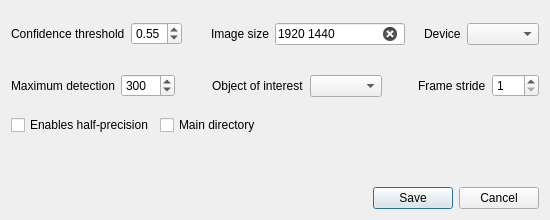
Old version of the form ui/ModelParameters.ui in the repository stangandaho/declas.
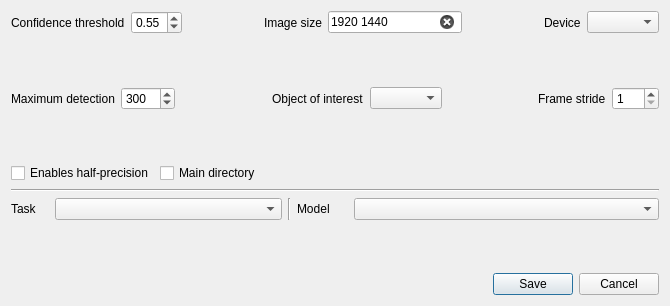
New version of the form.

Commit message: Add models and Batch detection

Patch:
```diff
--- a/ui/ModelParameters.ui
+++ b/ui/ModelParameters.ui
@@ -9,8 +9,8 @@
    <rect>
     <x>0</x>
     <y>0</y>
-    <width>550</width>
-    <height>220</height>
+    <width>670</width>
+    <height>306</height>
    </rect>
   </property>
   <property name="minimumSize">
@@ -32,144 +32,9 @@
    <bool>false</bool>
   </property>
   <layout class="QGridLayout" name="gridLayout">
-   <item row="8" column="0" colspan="2">
-    <widget class="QCheckBox" name="yolo_half">
-     <property name="text">
-      <string>Enables half-precision</string>
-     </property>
-    </widget>
-   </item>
-   <item row="2" column="0" rowspan="2" colspan="3">
-    <layout class="QHBoxLayout" name="horizontalLayout_8">
+   <item row="0" column="0">
+    <layout class="QVBoxLayout" name="verticalLayout">
      <item>
-      <layout class="QHBoxLayout" name="horizontalLayout">
-       <item>
-        <widget class="QLabel" name="yolo_device_2">
-         <property name="toolTip">
-          <string>&lt;html&gt;&lt;head/&gt;&lt;body&gt;&lt;p&gt;&lt;span style=&quot; font-family:'Roboto','-apple-system','BlinkMacSystemFont','Helvetica','Arial','sans-serif'; color:#000000; background-color:rgba(240,241,244,0.031373);&quot;&gt;Maximum number of detections allowed per image&lt;/span&gt;&lt;/p&gt;&lt;/body&gt;&lt;/html&gt;</string>
-         </property>
-         <property name="text">
-          <string>Maximum detection</string>
-         </property>
-        </widget>
-       </item>
-       <item>
-        <widget class="QSpinBox" name="yolo_max_det">
-         <property name="toolTip">
-          <string>&lt;html&gt;&lt;head/&gt;&lt;body&gt;&lt;p&gt;&lt;span style=&quot; font-family:'Roboto','-apple-system','BlinkMacSystemFont','Helvetica','Arial','sans-serif'; color:#000000; background-color:rgba(240,241,244,0.031373);&quot;&gt;Maximum number of detections allowed per image&lt;/span&gt;&lt;/p&gt;&lt;/body&gt;&lt;/html&gt;</string>
-         </property>
-         <property name="minimum">
-          <number>1</number>
-         </property>
-         <property name="maximum">
-          <number>5000</number>
-         </property>
-         <property name="value">
-          <number>300</number>
-         </property>
-        </widget>
-       </item>
-      </layout>
-     </item>
-     <item>
-      <spacer name="horizontalSpacer_4">
-       <property name="orientation">
-        <enum>Qt::Horizontal</enum>
-       </property>
-       <property name="sizeHint" stdset="0">
-        <size>
-         <width>18</width>
-         <height>20</height>
-        </size>
-       </property>
-      </spacer>
-     </item>
-     <item>
-      <layout class="QHBoxLayout" name="horizontalLayout_5">
-       <item>
-        <widget class="QLabel" name="yolo_device_4">
-         <property name="toolTip">
-          <string>&lt;html&gt;&lt;head/&gt;&lt;body&gt;&lt;p&gt;&lt;span style=&quot; font-family:'Roboto','-apple-system','BlinkMacSystemFont','Helvetica','Arial','sans-serif'; color:#000000; background-color:rgba(240,241,244,0.031373);&quot;&gt;A value of 1 processes every frame, n values skip n frames.&lt;/span&gt;&lt;/p&gt;&lt;/body&gt;&lt;/html&gt;</string>
-         </property>
-         <property name="text">
-          <string>Object of interest</string>
-         </property>
-        </widget>
-       </item>
-       <item>
-        <widget class="QComboBox" name="yolo_classes"/>
-       </item>
-      </layout>
-     </item>
-     <item>
-      <spacer name="horizontalSpacer_5">
-       <property name="orientation">
-        <enum>Qt::Horizontal</enum>
-       </property>
-       <property name="sizeHint" stdset="0">
-        <size>
-         <width>18</width>
-         <height>20</height>
-        </size>
-       </property>
-      </spacer>
-     </item>
-     <item>
-      <layout class="QHBoxLayout" name="horizontalLayout_2">
-       <item>
-        <widget class="QLabel" name="yolo_device_3">
-         <property name="toolTip">
-          <string>&lt;html&gt;&lt;head/&gt;&lt;body&gt;&lt;p&gt;&lt;span style=&quot; font-family:'Roboto','-apple-system','BlinkMacSystemFont','Helvetica','Arial','sans-serif'; color:#000000; background-color:rgba(240,241,244,0.031373);&quot;&gt;A value of 1 processes every frame, n values skip n frames.&lt;/span&gt;&lt;/p&gt;&lt;/body&gt;&lt;/html&gt;</string>
-         </property>
-         <property name="text">
-          <string>Frame stride</string>
-         </property>
-        </widget>
-       </item>
-       <item>
-        <widget class="QSpinBox" name="yolo_vid_stride">
-         <property name="toolTip">
-          <string>&lt;html&gt;&lt;head/&gt;&lt;body&gt;&lt;p&gt;&lt;span style=&quot; font-family:'Roboto','-apple-system','BlinkMacSystemFont','Helvetica','Arial','sans-serif'; color:#000000; background-color:rgba(240,241,244,0.031373);&quot;&gt;A value of 1 processes every frame, n values skip n frames.&lt;/span&gt;&lt;/p&gt;&lt;/body&gt;&lt;/html&gt;</string>
-         </property>
-         <property name="minimum">
-          <number>1</number>
-         </property>
-         <property name="maximum">
-          <number>100</number>
-         </property>
-        </widget>
-       </item>
-      </layout>
-     </item>
-    </layout>
-   </item>
-   <item row="9" column="1">
-    <spacer name="verticalSpacer_4">
-     <property name="orientation">
-      <enum>Qt::Vertical</enum>
-     </property>
-     <property name="sizeHint" stdset="0">
-      <size>
-       <width>20</width>
-       <height>39</height>
-      </size>
-     </property>
-    </spacer>
-   </item>
-   <item row="12" column="0" colspan="2">
-    <spacer name="horizontalSpacer">
-     <property name="orientation">
-      <enum>Qt::Horizontal</enum>
-     </property>
-     <property name="sizeHint" stdset="0">
-      <size>
-       <width>138</width>
-       <height>20</height>
-      </size>
-     </property>
-    </spacer>
-   </item>
-   <item row="0" column="0" rowspan="2" colspan="3">
     <layout class="QHBoxLayout" name="horizontalLayout_7">
      <item>
       <layout class="QHBoxLayout" name="horizontalLayout_4">
@@ -273,20 +138,124 @@
      </item>
     </layout>
    </item>
-   <item row="1" column="1">
-    <spacer name="verticalSpacer_2">
+     <item>
+      <spacer name="verticalSpacer_4">
      <property name="orientation">
       <enum>Qt::Vertical</enum>
      </property>
      <property name="sizeHint" stdset="0">
       <size>
        <width>20</width>
-       <height>39</height>
+         <height>18</height>
       </size>
      </property>
     </spacer>
    </item>
-   <item row="3" column="1">
+     <item>
+      <layout class="QHBoxLayout" name="horizontalLayout_8">
+       <item>
+        <layout class="QHBoxLayout" name="horizontalLayout">
+         <item>
+          <widget class="QLabel" name="yolo_device_2">
+           <property name="toolTip">
+            <string>&lt;html&gt;&lt;head/&gt;&lt;body&gt;&lt;p&gt;&lt;span style=&quot; font-family:'Roboto','-apple-system','BlinkMacSystemFont','Helvetica','Arial','sans-serif'; color:#000000; background-color:rgba(240,241,244,0.031373);&quot;&gt;Maximum number of detections allowed per image&lt;/span&gt;&lt;/p&gt;&lt;/body&gt;&lt;/html&gt;</string>
+           </property>
+           <property name="text">
+            <string>Maximum detection</string>
+           </property>
+          </widget>
+         </item>
+         <item>
+          <widget class="QSpinBox" name="yolo_max_det">
+           <property name="toolTip">
+            <string>&lt;html&gt;&lt;head/&gt;&lt;body&gt;&lt;p&gt;&lt;span style=&quot; font-family:'Roboto','-apple-system','BlinkMacSystemFont','Helvetica','Arial','sans-serif'; color:#000000; background-color:rgba(240,241,244,0.031373);&quot;&gt;Maximum number of detections allowed per image&lt;/span&gt;&lt;/p&gt;&lt;/body&gt;&lt;/html&gt;</string>
+           </property>
+           <property name="minimum">
+            <number>1</number>
+           </property>
+           <property name="maximum">
+            <number>5000</number>
+           </property>
+           <property name="value">
+            <number>300</number>
+           </property>
+          </widget>
+         </item>
+        </layout>
+       </item>
+       <item>
+        <spacer name="horizontalSpacer_4">
+         <property name="orientation">
+          <enum>Qt::Horizontal</enum>
+         </property>
+         <property name="sizeHint" stdset="0">
+          <size>
+           <width>18</width>
+           <height>20</height>
+          </size>
+         </property>
+        </spacer>
+       </item>
+       <item>
+        <layout class="QHBoxLayout" name="horizontalLayout_5">
+         <item>
+          <widget class="QLabel" name="yolo_device_4">
+           <property name="toolTip">
+            <string>&lt;html&gt;&lt;head/&gt;&lt;body&gt;&lt;p&gt;&lt;span style=&quot; font-family:'Roboto','-apple-system','BlinkMacSystemFont','Helvetica','Arial','sans-serif'; color:#000000; background-color:rgba(240,241,244,0.031373);&quot;&gt;A value of 1 processes every frame, n values skip n frames.&lt;/span&gt;&lt;/p&gt;&lt;/body&gt;&lt;/html&gt;</string>
+           </property>
+           <property name="text">
+            <string>Object of interest</string>
+           </property>
+          </widget>
+         </item>
+         <item>
+          <widget class="QComboBox" name="yolo_classes"/>
+         </item>
+        </layout>
+       </item>
+       <item>
+        <spacer name="horizontalSpacer_5">
+         <property name="orientation">
+          <enum>Qt::Horizontal</enum>
+         </property>
+         <property name="sizeHint" stdset="0">
+          <size>
+           <width>18</width>
+           <height>20</height>
+          </size>
+         </property>
+        </spacer>
+       </item>
+       <item>
+        <layout class="QHBoxLayout" name="horizontalLayout_2">
+         <item>
+          <widget class="QLabel" name="yolo_device_3">
+           <property name="toolTip">
+            <string>&lt;html&gt;&lt;head/&gt;&lt;body&gt;&lt;p&gt;&lt;span style=&quot; font-family:'Roboto','-apple-system','BlinkMacSystemFont','Helvetica','Arial','sans-serif'; color:#000000; background-color:rgba(240,241,244,0.031373);&quot;&gt;A value of 1 processes every frame, n values skip n frames.&lt;/span&gt;&lt;/p&gt;&lt;/body&gt;&lt;/html&gt;</string>
+           </property>
+           <property name="text">
+            <string>Frame stride</string>
+           </property>
+          </widget>
+         </item>
+         <item>
+          <widget class="QSpinBox" name="yolo_vid_stride">
+           <property name="toolTip">
+            <string>&lt;html&gt;&lt;head/&gt;&lt;body&gt;&lt;p&gt;&lt;span style=&quot; font-family:'Roboto','-apple-system','BlinkMacSystemFont','Helvetica','Arial','sans-serif'; color:#000000; background-color:rgba(240,241,244,0.031373);&quot;&gt;A value of 1 processes every frame, n values skip n frames.&lt;/span&gt;&lt;/p&gt;&lt;/body&gt;&lt;/html&gt;</string>
+           </property>
+           <property name="minimum">
+            <number>1</number>
+           </property>
+           <property name="maximum">
+            <number>100</number>
+           </property>
+          </widget>
+         </item>
+        </layout>
+       </item>
+      </layout>
+     </item>
+     <item>
     <spacer name="verticalSpacer_3">
      <property name="orientation">
       <enum>Qt::Vertical</enum>
@@ -294,12 +263,125 @@
      <property name="sizeHint" stdset="0">
       <size>
        <width>20</width>
-       <height>38</height>
+         <height>10</height>
       </size>
      </property>
     </spacer>
    </item>
-   <item row="12" column="2">
+     <item>
+      <layout class="QHBoxLayout" name="horizontalLayout_9" stretch="2,2,6">
+       <item>
+        <widget class="QCheckBox" name="yolo_half">
+         <property name="text">
+          <string>Enables half-precision</string>
+         </property>
+        </widget>
+       </item>
+       <item>
+        <widget class="QCheckBox" name="run_on_main_dir">
+         <property name="text">
+          <string>Main directory</string>
+         </property>
+        </widget>
+       </item>
+       <item>
+        <spacer name="horizontalSpacer">
+         <property name="orientation">
+          <enum>Qt::Horizontal</enum>
+         </property>
+         <property name="sizeHint" stdset="0">
+          <size>
+           <width>398</width>
+           <height>20</height>
+          </size>
+         </property>
+        </spacer>
+       </item>
+      </layout>
+     </item>
+     <item>
+      <widget class="Line" name="line">
+       <property name="orientation">
+        <enum>Qt::Horizontal</enum>
+       </property>
+      </widget>
+     </item>
+     <item>
+      <layout class="QHBoxLayout" name="horizontalLayout_13" stretch="3,1,4">
+       <item>
+        <layout class="QHBoxLayout" name="horizontalLayout_10" stretch="1,6">
+         <item>
+          <widget class="QLabel" name="task_label">
+           <property name="text">
+            <string>Task</string>
+           </property>
+          </widget>
+         </item>
+         <item>
+          <widget class="QComboBox" name="task">
+           <property name="currentText">
+            <string/>
+           </property>
+          </widget>
+         </item>
+        </layout>
+       </item>
+       <item>
+        <widget class="Line" name="line_2">
+         <property name="orientation">
+          <enum>Qt::Vertical</enum>
+         </property>
+        </widget>
+       </item>
+       <item>
+        <layout class="QHBoxLayout" name="horizontalLayout_11" stretch="1,6">
+         <item>
+          <widget class="QLabel" name="model_type_label">
+           <property name="text">
+            <string>Model</string>
+           </property>
+          </widget>
+         </item>
+         <item>
+          <widget class="QComboBox" name="model_type">
+           <property name="currentText">
+            <string/>
+           </property>
+          </widget>
+         </item>
+        </layout>
+       </item>
+      </layout>
+     </item>
+     <item>
+      <spacer name="verticalSpacer">
+       <property name="orientation">
+        <enum>Qt::Vertical</enum>
+       </property>
+       <property name="sizeHint" stdset="0">
+        <size>
+         <width>20</width>
+         <height>40</height>
+        </size>
+       </property>
+      </spacer>
+     </item>
+     <item>
+      <layout class="QHBoxLayout" name="horizontalLayout_12" stretch="8,2">
+       <item>
+        <spacer name="horizontalSpacer_6">
+         <property name="orientation">
+          <enum>Qt::Horizontal</enum>
+         </property>
+         <property name="sizeHint" stdset="0">
+          <size>
+           <width>418</width>
+           <height>20</height>
+          </size>
+         </property>
+        </spacer>
+       </item>
+       <item>
     <widget class="QDialogButtonBox" name="buttonBox">
      <property name="orientation">
       <enum>Qt::Horizontal</enum>
@@ -312,12 +394,9 @@
      </property>
     </widget>
    </item>
-   <item row="8" column="2">
-    <widget class="QCheckBox" name="run_on_main_dir">
-     <property name="text">
-      <string>Main directory</string>
-     </property>
-    </widget>
+      </layout>
+     </item>
+    </layout>
    </item>
   </layout>
  </widget>
```
Lines whose indentation alone changed are shown as unchanged. The commit also changes 27 other files.
